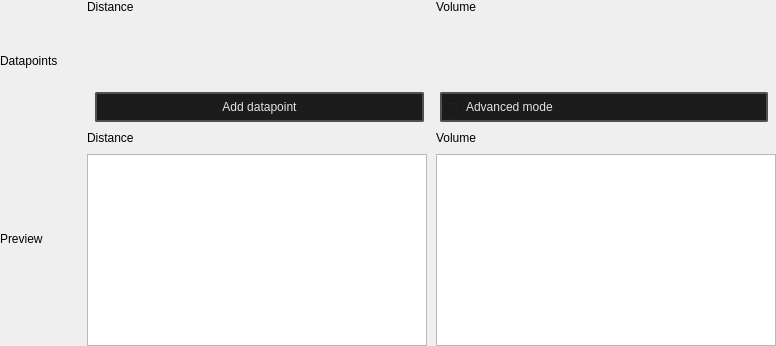
First picture: the form in src/soudevent_editor/property/curve.ui, repository dertwist/Hammer5Tools, before the edit.
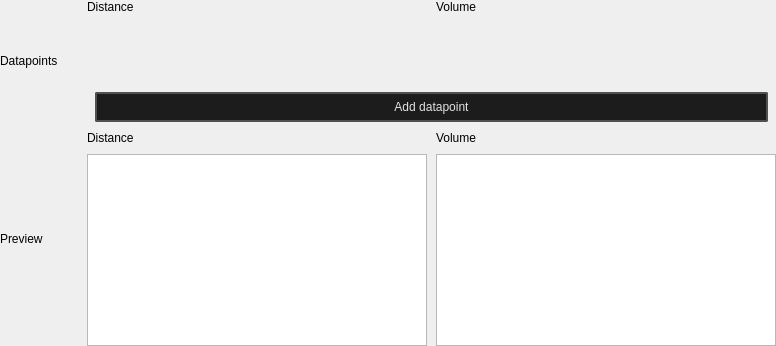
Second picture: the form after the edit.

Commit message: [SoundEventEditor] Curve property removed adavnced mode

```diff
--- a/src/soudevent_editor/property/curve.ui
+++ b/src/soudevent_editor/property/curve.ui
@@ -157,39 +157,6 @@
              </property>
             </widget>
            </item>
-           <item>
-            <widget class="QCheckBox" name="advanced_mode_checkBox">
-             <property name="styleSheet">
-              <string notr="true">
-    /* QPushButton default and hover styles */
-    QCheckBox {
-
-        font: 580 10pt &quot;Segoe UI&quot;;
-
-        border: 2px solid black;
-        border-radius: 2px;
-        border-color: rgba(80, 80, 80, 255);
-        height:22px;
-        padding-top: 2px;
-        padding-bottom:2px;
-        padding-left: 4px;
-        padding-right: 4px;
-        color: #E3E3E3;
-        background-color: #1C1C1C;
-    }
-    QCheckBox:hover {
-        background-color: #414956;
-        color: white;
-    }
-    QCheckBox:pressed {
-
-    }</string>
-             </property>
-             <property name="text">
-              <string>Advanced mode</string>
-             </property>
-            </widget>
-           </item>
           </layout>
          </item>
         </layout>
```
The commit also changes 1 other file.
